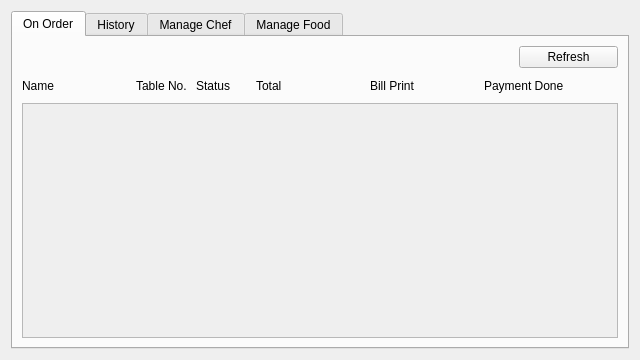
The window that frontend/manager_wid.ui (therealrahulsahu/se_project) describes before a commit, drawn with Qt 5.
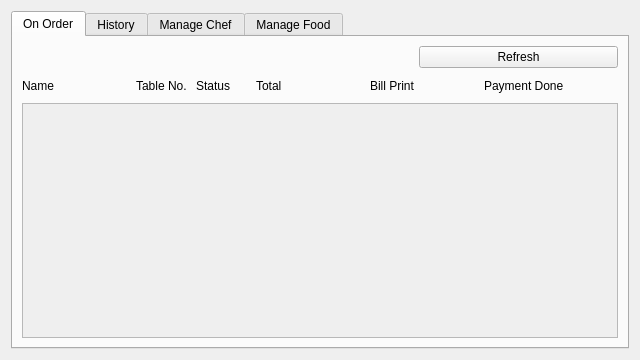
The same window after the commit.

```diff
--- a/frontend/manager_wid.ui
+++ b/frontend/manager_wid.ui
@@ -28,7 +28,7 @@
       </attribute>
       <layout class="QVBoxLayout" name="verticalLayout_2" stretch="3,3,30">
        <item>
-        <layout class="QHBoxLayout" name="horizontalLayout" stretch="25,5">
+        <layout class="QHBoxLayout" name="horizontalLayout" stretch="10,5">
          <item>
           <spacer name="horizontalSpacer">
            <property name="orientation">
```
Left out of the diff: 8 changed lines with no effect on the pictures.
